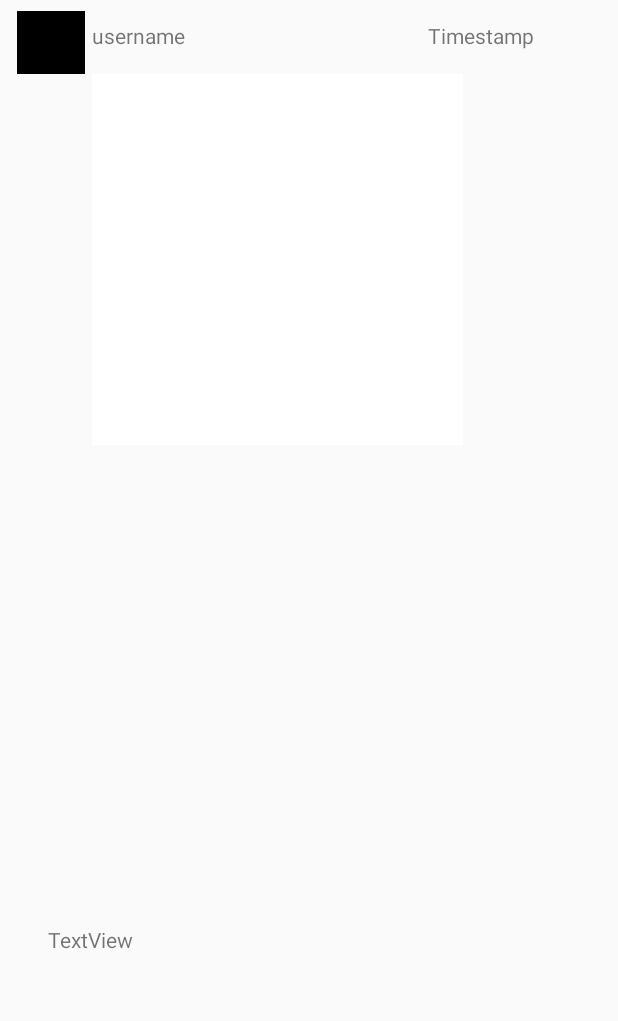
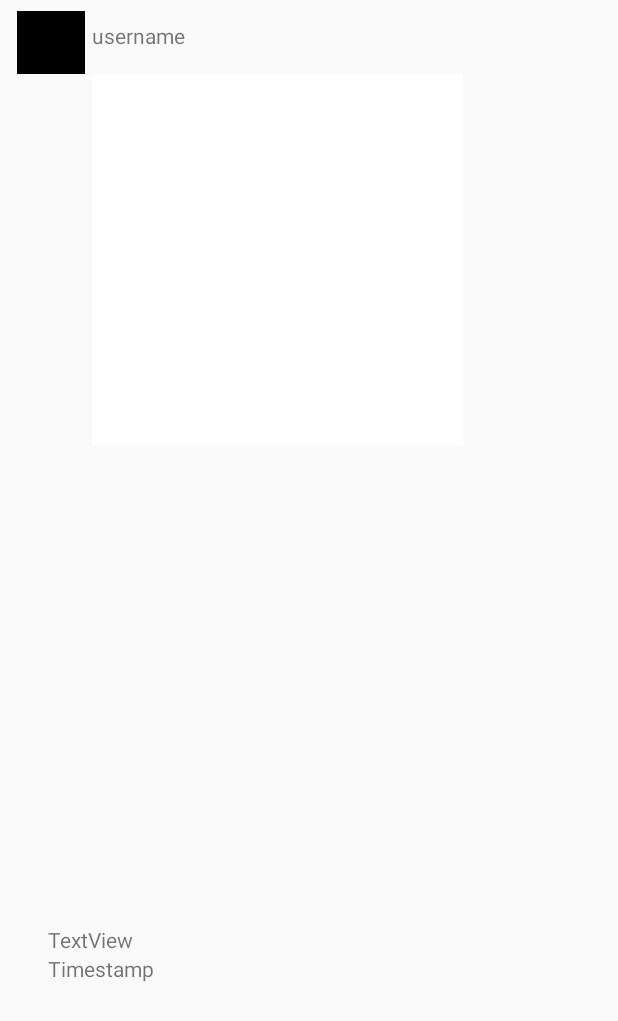
Before and after one commit to ruygonzalez/Parstagram, an Android app: the layout activity_post_details.xml on its own in the app's theme, with its tools: preview values and no code run, on a phone screen of 412 x 824 dp. Shown: the top 1021 px of the screen. Run offline under Robolectric (Android 15) with nearby library versions, the phone set to English and light mode, and no system bars.

```diff
--- a/app/src/main/java/me/ruygonzalez/parstagram/BitmapScaler.java
+++ b/app/src/main/java/me/ruygonzalez/parstagram/BitmapScaler.java
@@ -17,7 +17,6 @@ public class BitmapScaler {
         float factor = height / (float) b.getHeight();
         return Bitmap.createScaledBitmap(b, (int) (b.getWidth() * factor), height, true);
     }
-
 
     // scale and keep aspect ratio
     public static Bitmap scaleToFill(Bitmap b, int width, int height)
--- a/app/src/main/java/me/ruygonzalez/parstagram/MainActivity.java
+++ b/app/src/main/java/me/ruygonzalez/parstagram/MainActivity.java
@@ -205,6 +205,7 @@ public class MainActivity extends AppCompatActivity implements CameraFragment.Ca
             public void done(ParseException e) {
                 if (e == null) { // no errors
                     Log.d("MainActivity", "Create Post success!");
+                    Toast.makeText(MainActivity.this, "Posted!", Toast.LENGTH_SHORT).show();
                 }
                 else {
                     e.printStackTrace();
--- a/app/src/main/java/me/ruygonzalez/parstagram/PostDetailsActivity.java
+++ b/app/src/main/java/me/ruygonzalez/parstagram/PostDetailsActivity.java
@@ -74,10 +74,6 @@ public class PostDetailsActivity extends AppCompatActivity {
         } catch (java.text.ParseException e) {
             e.printStackTrace();
         }
-        // relative date needs to be shortened to '7h' or '8m' or '9s'
-        String shortened = relativeDate.substring(0,relativeDate.indexOf(" ") + 2);
-        int i = shortened.indexOf(" ");
-        shortened = shortened.substring(0,i) + shortened.substring(i+1);
-        return shortened;
+        return relativeDate;
     }
 }
--- a/app/src/main/res/layout/activity_post_details.xml
+++ b/app/src/main/res/layout/activity_post_details.xml
@@ -49,8 +49,8 @@
         android:id="@+id/tvTimestamp"
         android:layout_width="wrap_content"
         android:layout_height="wrap_content"
-        android:layout_alignParentEnd="true"
-        android:layout_alignTop="@+id/tvUsername"
-        android:layout_marginEnd="56dp"
+        android:layout_alignStart="@+id/tvDescription"
+        android:layout_below="@+id/tvDescription"
+        android:layout_marginTop="-188dp"
         android:text="Timestamp" />
 </RelativeLayout>
```
